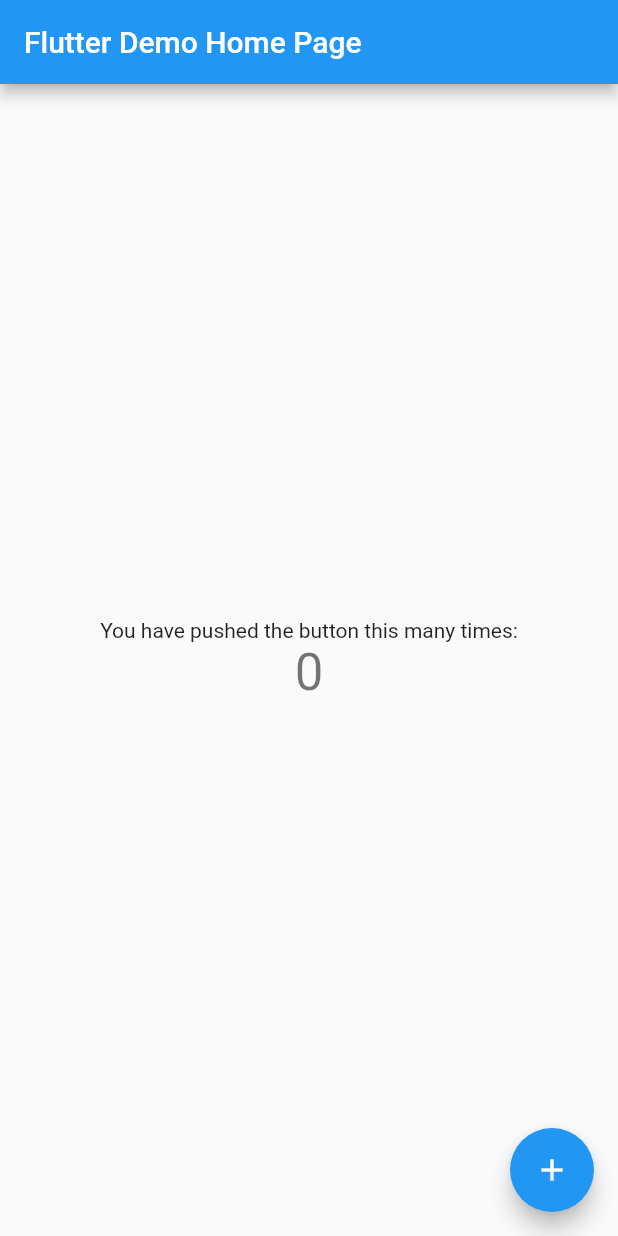
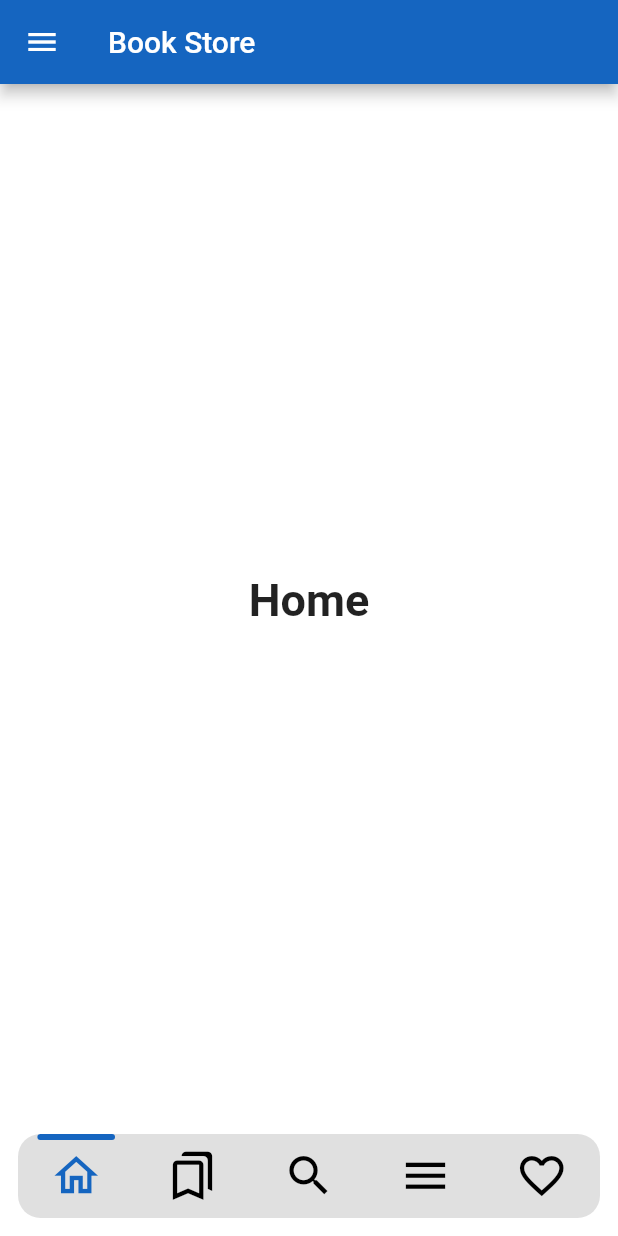
Before and after one commit to SanjayDev01/bookstoreapp, a Flutter app: the screen it shows after launch, on a phone screen of 412 x 824 dp. Run offline on Flutter 3.47's test engine with Material 2 defaults, Android fonts, the phone set to English and light mode, and no system bars; drawn by our look-alikes of flutter_snake_navigationbar.

Commit message:
Homescreen basic Ui

```diff
--- a/lib/main.dart
+++ b/lib/main.dart
@@ -1,115 +1,17 @@
+import 'package:bookstoreapp/screens/home_screen.dart';
 import 'package:flutter/material.dart';
 
-void main() {
-  runApp(const MyApp());
-}
+void main() => runApp(const MyApp());
 
 class MyApp extends StatelessWidget {
   const MyApp({Key? key}) : super(key: key);
 
-  // This widget is the root of your application.
   @override
   Widget build(BuildContext context) {
-    return MaterialApp(
-      title: 'Flutter Demo',
-      theme: ThemeData(
-        // This is the theme of your application.
-        //
-        // Try running your application with "flutter run". You'll see the
-        // application has a blue toolbar. Then, without quitting the app, try
-        // changing the primarySwatch below to Colors.green and then invoke
-        // "hot reload" (press "r" in the console where you ran "flutter run",
-        // or simply save your changes to "hot reload" in a Flutter IDE).
-        // Notice that the counter didn't reset back to zero; the application
-        // is not restarted.
-        primarySwatch: Colors.blue,
-      ),
-      home: const MyHomePage(title: 'Flutter Demo Home Page'),
+    return const MaterialApp(
+      title: "Book Store",
+      debugShowCheckedModeBanner: false,
+      home: HomeScreen(),
     );
   }
 }
-
-class MyHomePage extends StatefulWidget {
-  const MyHomePage({Key? key, required this.title}) : super(key: key);
-
-  // This widget is the home page of your application. It is stateful, meaning
-  // that it has a State object (defined below) that contains fields that affect
-  // how it looks.
-
-  // This class is the configuration for the state. It holds the values (in this
-  // case the title) provided by the parent (in this case the App widget) and
-  // used by the build method of the State. Fields in a Widget subclass are
-  // always marked "final".
-
-  final String title;
-
-  @override
-  State<MyHomePage> createState() => _MyHomePageState();
-}
-
-class _MyHomePageState extends State<MyHomePage> {
-  int _counter = 0;
-
-  void _incrementCounter() {
-    setState(() {
-      // This call to setState tells the Flutter framework that something has
-      // changed in this State, which causes it to rerun the build method below
-      // so that the display can reflect the updated values. If we changed
-      // _counter without calling setState(), then the build method would not be
-      // called again, and so nothing would appear to happen.
-      _counter++;
-    });
-  }
-
-  @override
-  Widget build(BuildContext context) {
-    // This method is rerun every time setState is called, for instance as done
-    // by the _incrementCounter method above.
-    //
-    // The Flutter framework has been optimized to make rerunning build methods
-    // fast, so that you can just rebuild anything that needs updating rather
-    // than having to individually change instances of widgets.
-    return Scaffold(
-      appBar: AppBar(
-        // Here we take the value from the MyHomePage object that was created by
-        // the App.build method, and use it to set our appbar title.
-        title: Text(widget.title),
-      ),
-      body: Center(
-        // Center is a layout widget. It takes a single child and positions it
-        // in the middle of the parent.
-        child: Column(
-          // Column is also a layout widget. It takes a list of children and
-          // arranges them vertically. By default, it sizes itself to fit its
-          // children horizontally, and tries to be as tall as its parent.
-          //
-          // Invoke "debug painting" (press "p" in the console, choose the
-          // "Toggle Debug Paint" action from the Flutter Inspector in Android
-          // Studio, or the "Toggle Debug Paint" command in Visual Studio Code)
-          // to see the wireframe for each widget.
-          //
-          // Column has various properties to control how it sizes itself and
-          // how it positions its children. Here we use mainAxisAlignment to
-          // center the children vertically; the main axis here is the vertical
-          // axis because Columns are vertical (the cross axis would be
-          // horizontal).
-          mainAxisAlignment: MainAxisAlignment.center,
-          children: <Widget>[
-            const Text(
-              'You have pushed the button this many times:',
-            ),
-            Text(
-              '$_counter',
-              style: Theme.of(context).textTheme.headline4,
-            ),
-          ],
-        ),
-      ),
-      floatingActionButton: FloatingActionButton(
-        onPressed: _incrementCounter,
-        tooltip: 'Increment',
-        child: const Icon(Icons.add),
-      ), // This trailing comma makes auto-formatting nicer for build methods.
-    );
-  }
-}
--- /dev/null
+++ b/lib/screens/home_screen.dart
@@ -0,0 +1,125 @@
+import 'package:flutter/material.dart';
+import 'package:flutter_snake_navigationbar/flutter_snake_navigationbar.dart';
+
+class HomeScreen extends StatefulWidget {
+  const HomeScreen({Key? key}) : super(key: key);
+
+  @override
+  State<HomeScreen> createState() => _HomeScreenState();
+}
+
+class _HomeScreenState extends State<HomeScreen> {
+  ShapeBorder? bottomBarShape = const RoundedRectangleBorder(
+    borderRadius: BorderRadius.all(Radius.circular(15)),
+  );
+  SnakeBarBehaviour snakeBarStyle = SnakeBarBehaviour.floating;
+  EdgeInsets padding = const EdgeInsets.all(12);
+
+  int _selectedItemPosition = 0;
+  SnakeShape snakeShape = SnakeShape.indicator;
+
+  bool showSelectedLabels = false;
+  bool showUnselectedLabels = false;
+
+  Color selectedColor = Colors.blue.shade800;
+  Color unselectedColor = Colors.black;
+  static const TextStyle optionStyle =
+      TextStyle(fontSize: 30, fontWeight: FontWeight.bold);
+
+  static const List<Widget> _widgetOptions = <Widget>[
+    Text(
+      'Home',
+      style: optionStyle,
+    ),
+    Text(
+      'Book Stores',
+      style: optionStyle,
+    ),
+    Text(
+      'Search',
+      style: optionStyle,
+    ),
+    Text(
+      'Categories',
+      style: optionStyle,
+    ),
+    Text(
+      'Favorites',
+      style: optionStyle,
+    ),
+  ];
+
+  @override
+  Widget build(BuildContext context) {
+    return Scaffold(
+      appBar: AppBar(
+        title: const Text('Book Store'),
+        backgroundColor: Colors.blue.shade800,
+      ),
+      drawer: const Drawer(),
+      backgroundColor: Colors.white,
+      body: Center(
+        child: _widgetOptions.elementAt(_selectedItemPosition),
+      ),
+      bottomNavigationBar: SnakeNavigationBar.color(
+        // height: 80,
+        behaviour: snakeBarStyle,
+        snakeShape: snakeShape,
+        shape: bottomBarShape,
+        padding: padding,
+        backgroundColor: Colors.black12,
+
+        ///configuration for SnakeNavigationBar.color
+        snakeViewColor: selectedColor,
+        selectedItemColor:
+            snakeShape == SnakeShape.indicator ? selectedColor : null,
+        unselectedItemColor: unselectedColor,
+
+        ///configuration for SnakeNavigationBar.gradient
+        // snakeViewGradient: selectedGradient,
+        // selectedItemGradient: snakeShape == SnakeShape.indicator ? selectedGradient : null,
+        // unselectedItemGradient: unselectedGradient,
+
+        showUnselectedLabels: showUnselectedLabels,
+        showSelectedLabels: showSelectedLabels,
+
+        currentIndex: _selectedItemPosition,
+        onTap: (index) => setState(() => _selectedItemPosition = index),
+        items: const [
+          BottomNavigationBarItem(
+              icon: Icon(
+                Icons.home_outlined,
+                size: 35,
+              ),
+              label: 'home'),
+          BottomNavigationBarItem(
+              icon: Icon(
+                Icons.bookmarks_outlined,
+                size: 35,
+              ),
+              label: 'bookstores'),
+          BottomNavigationBarItem(
+              icon: Icon(
+                Icons.search,
+                size: 35,
+              ),
+              label: 'search'),
+          BottomNavigationBarItem(
+              icon: Icon(
+                Icons.menu,
+                size: 35,
+              ),
+              label: 'category'),
+          BottomNavigationBarItem(
+              icon: Icon(
+                Icons.favorite_outline,
+                size: 35,
+              ),
+              label: 'favorites'),
+        ],
+        selectedLabelStyle: const TextStyle(fontSize: 14),
+        unselectedLabelStyle: const TextStyle(fontSize: 10),
+      ),
+    );
+  }
+}
--- a/pubspec.yaml
+++ b/pubspec.yaml
@@ -34,6 +34,7 @@ dependencies:
   # The following adds the Cupertino Icons font to your application.
   # Use with the CupertinoIcons class for iOS style icons.
   cupertino_icons: ^1.0.2
+  flutter_snake_navigationbar: ^0.6.1
 
 dev_dependencies:
   flutter_test:
```
Also changed, not shown: pubspec.lock.
